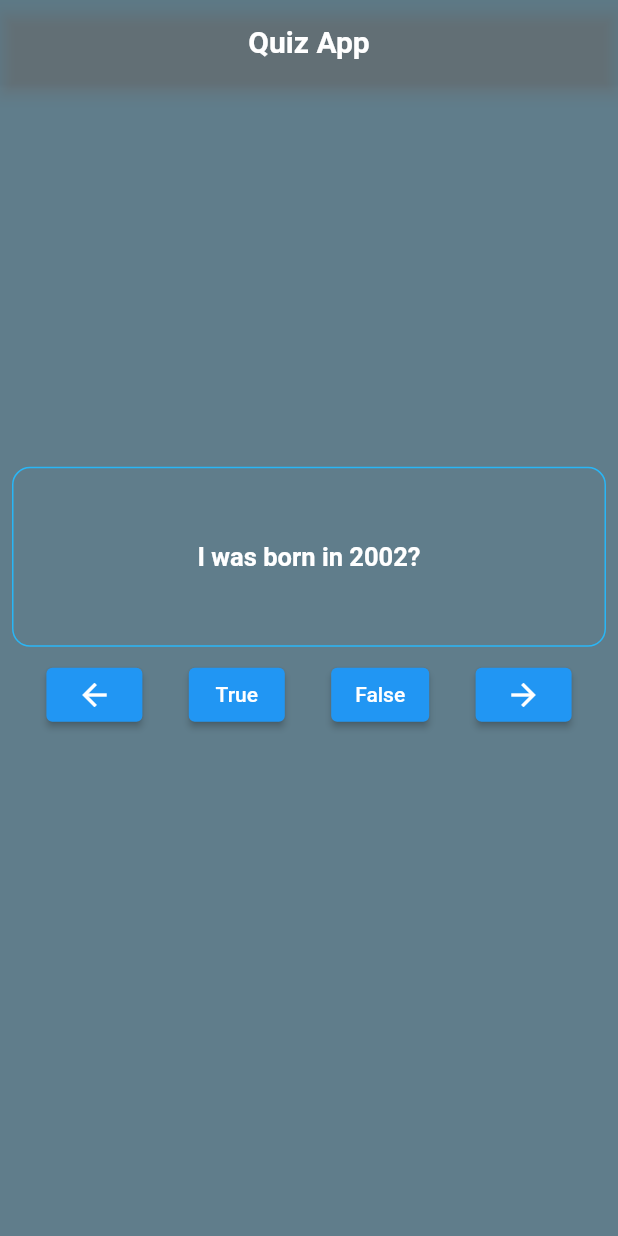
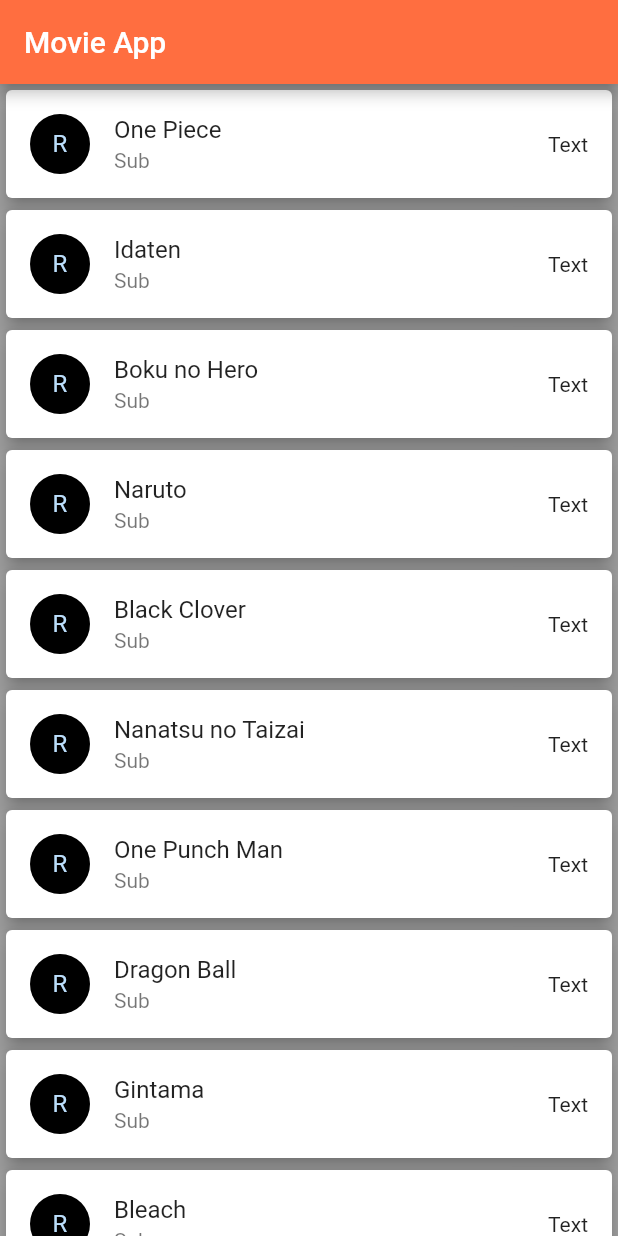
Before and after one commit to REBjr13/flutterpractice, a Flutter app: the screen it shows after launch, on a phone screen of 412 x 824 dp. Run offline on Flutter 3.47's test engine with Material 2 defaults, Android fonts, the phone set to English and light mode, and no system bars.

Commit message:
Made a list view

```diff
--- a/lib/classes/MovieApp.dart
+++ b/lib/classes/MovieApp.dart
@@ -0,0 +1,46 @@
+import 'package:flutter/material.dart';
+
+class Movie extends StatelessWidget {
+  final List anime = [
+    'One Piece',
+    'Idaten',
+    'Boku no Hero',
+    'Naruto',
+    'Black Clover',
+    'Nanatsu no Taizai',
+    'One Punch Man',
+    'Dragon Ball',
+    'Gintama',
+    'Bleach',
+    'Mob Psyhco'
+
+  ];
+  @override
+  Widget build(BuildContext context) {
+    return Scaffold(
+        appBar: AppBar(
+          title: Text('Movie App'),
+          backgroundColor: Colors.deepOrangeAccent,
+        ),
+        backgroundColor: Colors.grey,
+        body: ListView.builder(
+            itemCount: anime.length,
+            itemBuilder: (BuildContext context, int index) {
+              return Card(
+                elevation: 5.0,
+                color: Colors.white,
+                child: ListTile(
+                  title: Text(anime[index]),
+                  subtitle: Text('Sub'),
+                  trailing: Text('Text'),
+                  leading: CircleAvatar(
+                    backgroundColor: Colors.black,
+                    child: Text(
+                      'R'
+                    ),
+                  )
+                ),
+              );
+            }));
+  }
+}
--- a/lib/main.dart
+++ b/lib/main.dart
@@ -1,4 +1,5 @@
 import 'package:flutter/material.dart';
+import 'package:flutter_application/classes/MovieApp.dart';
 import 'package:flutter_application/classes/QuizApp.dart';
 import 'package:flutter_application/ui/home.dart';
 import 'package:flutter_application/classes/VLCclone.dart';
@@ -9,5 +10,5 @@ import 'package:flutter_application/classes/Tipcalculator.dart';
 
 
 void main() => runApp(new MaterialApp(
-      home: Quiz()
+      home: Movie()
     ));
```
